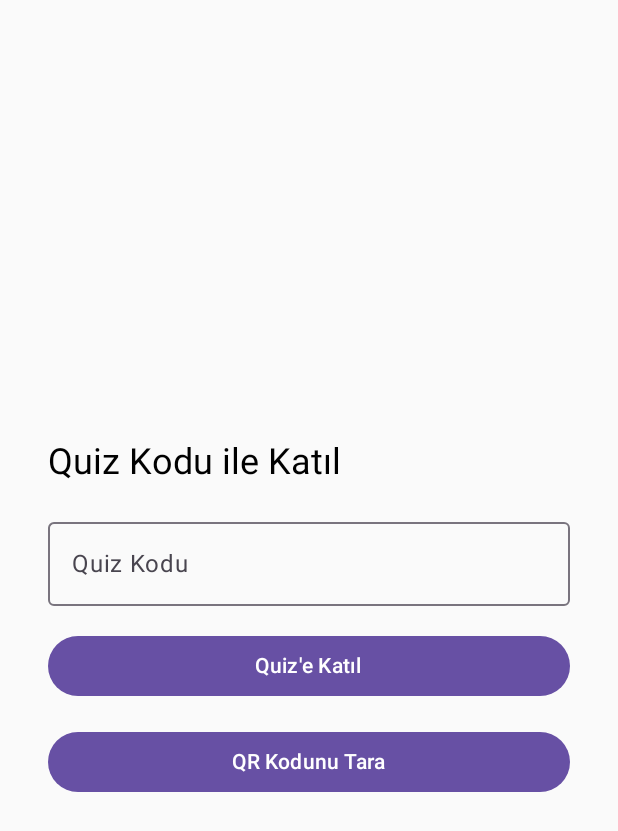
After one commit to Faruk-Aydn/smartQuiz, an Android app built with Jetpack Compose: the JoinQuizScreen screen opened through its navigation route, on a phone screen of 412 x 824 dp. The commit adds this screen. Shown: the top 831 px of the screen. Run offline under Robolectric (Android 15) with nearby library versions, the phone set to English and light mode, and no system bars; libraries missing offline, so code that uses them is left out: com.journeyapps.barcodescanner; 1 statement that could not run was skipped.

Commit message:
öğrenci quize katılma işelmi tamam

```diff
--- a/android/app/build.gradle.kts
+++ b/android/app/build.gradle.kts
@@ -77,4 +77,7 @@ dependencies {
 
     // Navigation
     implementation("androidx.navigation:navigation-compose:2.7.7")
+
+    // QR Code
+    implementation("com.journeyapps:zxing-android-embedded:4.3.0")
 }
--- a/android/app/src/main/java/com/farukaydin/quizapp/MainActivity.kt
+++ b/android/app/src/main/java/com/farukaydin/quizapp/MainActivity.kt
@@ -34,12 +34,30 @@ import com.farukaydin.quizapp.ui.quiz.QuizDetailScreen
 import androidx.compose.ui.Modifier
 import androidx.compose.runtime.rememberCoroutineScope
 import kotlinx.coroutines.launch
+import com.farukaydin.quizapp.ui.quiz.JoinQuizScreen
+import android.content.Intent
+import com.journeyapps.barcodescanner.ScanOptions
+import com.journeyapps.barcodescanner.ScanContract
+import androidx.activity.compose.rememberLauncherForActivityResult
 
 class MainActivity : ComponentActivity() {
     override fun onCreate(savedInstanceState: Bundle?) {
         super.onCreate(savedInstanceState)
         setContent {
             val navController = rememberNavController()
+
+            // ZXing QR kod okuma launcher
+            val qrScanLauncher = rememberLauncherForActivityResult(ScanContract()) { result ->
+                val scannedText = result.contents
+                scannedText?.let {
+                    // Ör: akilliquiz://quiz/5
+                    val quizId = it.substringAfterLast("/").toIntOrNull()
+                    quizId?.let { id ->
+                        navController.navigate("quizDetail/$id")
+                    }
+                }
+            }
+
             NavHost(navController, startDestination = "login") {
                 composable("login") {
                     val loginViewModel: LoginViewModel = viewModel(
@@ -50,7 +68,7 @@ class MainActivity : ComponentActivity() {
                         }
                     )
                     LoginScreen(
-                        onStudent = { navController.navigate("quizList") },
+                        onStudent = { navController.navigate("joinQuiz") },
                         onTeacher = { navController.navigate("teacherHome") },
                         onRegisterClick = { navController.navigate("register") },
                         viewModel = loginViewModel
@@ -95,6 +113,19 @@ class MainActivity : ComponentActivity() {
                 }
                 composable("results") {
                     HomeScreen()
+                }
+                composable("joinQuiz") {
+                    JoinQuizScreen(
+                        onJoinQuiz = { quizId ->
+                            navController.navigate("quizDetail/$quizId")
+                        },
+                        onScanQr = {
+                            val options = ScanOptions()
+                            options.setDesiredBarcodeFormats(ScanOptions.QR_CODE)
+                            options.setPrompt("QR kodu okutunuz")
+                            qrScanLauncher.launch(options)
+                        }
+                    )
                 }
             }
         }
--- a/android/app/src/main/java/com/farukaydin/quizapp/data/models/QuizResponse.kt
+++ b/android/app/src/main/java/com/farukaydin/quizapp/data/models/QuizResponse.kt
@@ -4,5 +4,6 @@ data class QuizResponse(
     val id: Int,
     val title: String,
     val description: String,
+    val qr_code: String?,
     val questions: List<Question> = emptyList()
 )
--- /dev/null
+++ b/android/app/src/main/java/com/farukaydin/quizapp/ui/quiz/JoinQuizScreen.kt
@@ -0,0 +1,49 @@
+package com.farukaydin.quizapp.ui.quiz
+
+import androidx.compose.foundation.layout.*
+import androidx.compose.material3.Button
+import androidx.compose.material3.OutlinedTextField
+import androidx.compose.material3.Text
+import androidx.compose.runtime.*
+import androidx.compose.ui.Modifier
+import androidx.compose.ui.unit.dp
+import androidx.compose.material3.MaterialTheme
+
+@Composable
+fun JoinQuizScreen(
+    onJoinQuiz: (Int) -> Unit,
+    onScanQr: () -> Unit
+) {
+    var code by remember { mutableStateOf("") }
+    Column(
+        modifier = Modifier
+            .fillMaxSize()
+            .padding(32.dp),
+        verticalArrangement = Arrangement.Center
+    ) {
+        Text("Quiz Kodu ile Katıl", style = MaterialTheme.typography.headlineSmall)
+        Spacer(modifier = Modifier.height(16.dp))
+        OutlinedTextField(
+            value = code,
+            onValueChange = { code = it },
+            label = { Text("Quiz Kodu") },
+            modifier = Modifier.fillMaxWidth()
+        )
+        Spacer(modifier = Modifier.height(16.dp))
+        Button(
+            onClick = {
+                code.toIntOrNull()?.let { onJoinQuiz(it) }
+            },
+            modifier = Modifier.fillMaxWidth()
+        ) {
+            Text("Quiz'e Katıl")
+        }
+        Spacer(modifier = Modifier.height(16.dp))
+        Button(
+            onClick = { onScanQr() },
+            modifier = Modifier.fillMaxWidth()
+        ) {
+            Text("QR Kodunu Tara")
+        }
+    }
+}
```
Also changed, not shown: android/app/src/main/java/com/farukaydin/quizapp/ui/quiz/QuizDetailScreen.kt (+27 -0 lines).
